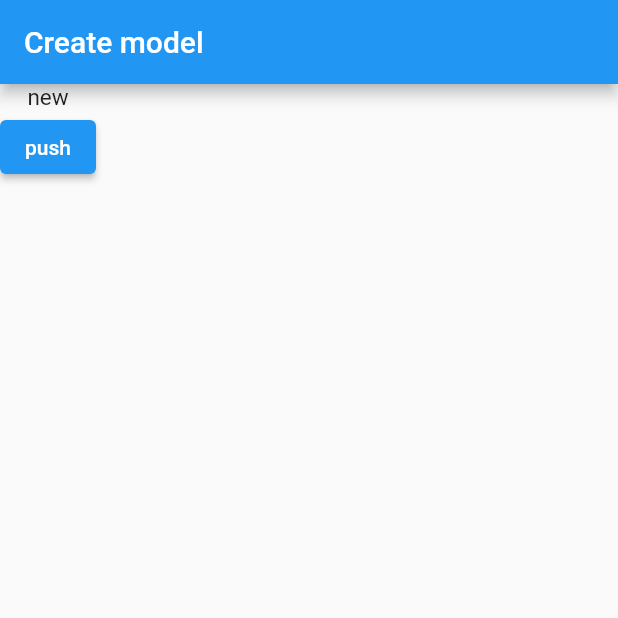
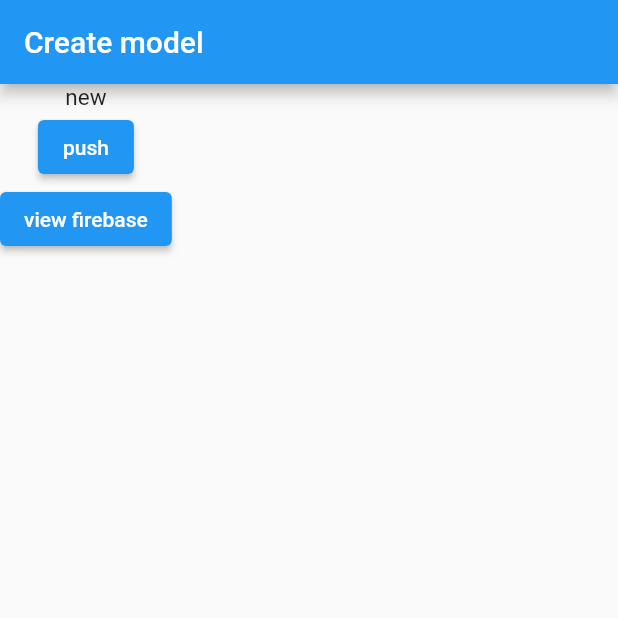
Before and after one commit to toshi8/practice, a Flutter app: the screen it shows after launch, after a tap on "push", on a phone screen of 412 x 824 dp, the top half of it. Run offline on Flutter 3.47's test engine with Material 2 defaults, Android fonts, the phone set to English and light mode, and no system bars; our stand-ins replace cloud_firestore, firebase_core; accounts and stored records are empty.

Commit message:
set up firebase for ios android

```diff
--- a/lib/main.dart
+++ b/lib/main.dart
@@ -1,14 +1,18 @@
+import 'package:firebase_core/firebase_core.dart';
 import 'package:flutter/material.dart';
 import 'package:practice/main_model.dart';
 import 'package:provider/provider.dart';
 
-void main() {
+import 'book_list.dart';
+
+void main() async {
+  WidgetsFlutterBinding.ensureInitialized(); //２行目だけだとエラーになるので追加
+  await Firebase.initializeApp(); // ここ大事！Firebase使うのに初期化しないとエラーになる
   runApp(MyApp());
 }
 
 class MyApp extends StatelessWidget {
   // This widget is the root of your application.
-
   @override
   Widget build(BuildContext context) {
     return MaterialApp(
@@ -39,6 +43,15 @@ class MyApp extends StatelessWidget {
                     },
                     child: Text('push'),
                   ),
+                  ElevatedButton(
+                    onPressed: () {
+                      Navigator.push(
+                        context,
+                        MaterialPageRoute(builder: (context) => BookList()),
+                      );
+                    },
+                    child: Text('view firebase'),
+                  ),
                 ],
               );
             },
--- a/lib/main_model.dart
+++ b/lib/main_model.dart
@@ -1,7 +1,7 @@
 import 'package:flutter/material.dart';
 
 class MainModel extends ChangeNotifier {
-  String thisText = 'yes';
+  String thisText = 'yesNo';
 
   void changeThisText() {
     thisText = 'new';
--- a/pubspec.yaml
+++ b/pubspec.yaml
@@ -13,6 +13,8 @@ dependencies:
     sdk: flutter
   cupertino_icons: ^1.0.2
   provider: ^5.0.0
+  firebase_core: ^1.2.0
+  cloud_firestore: ^2.2.0
 
 dev_dependencies:
   flutter_test:
```
Also changed, not shown: lib/book_list.dart (added, +54 -0 lines), pubspec.lock, 4 other files.
